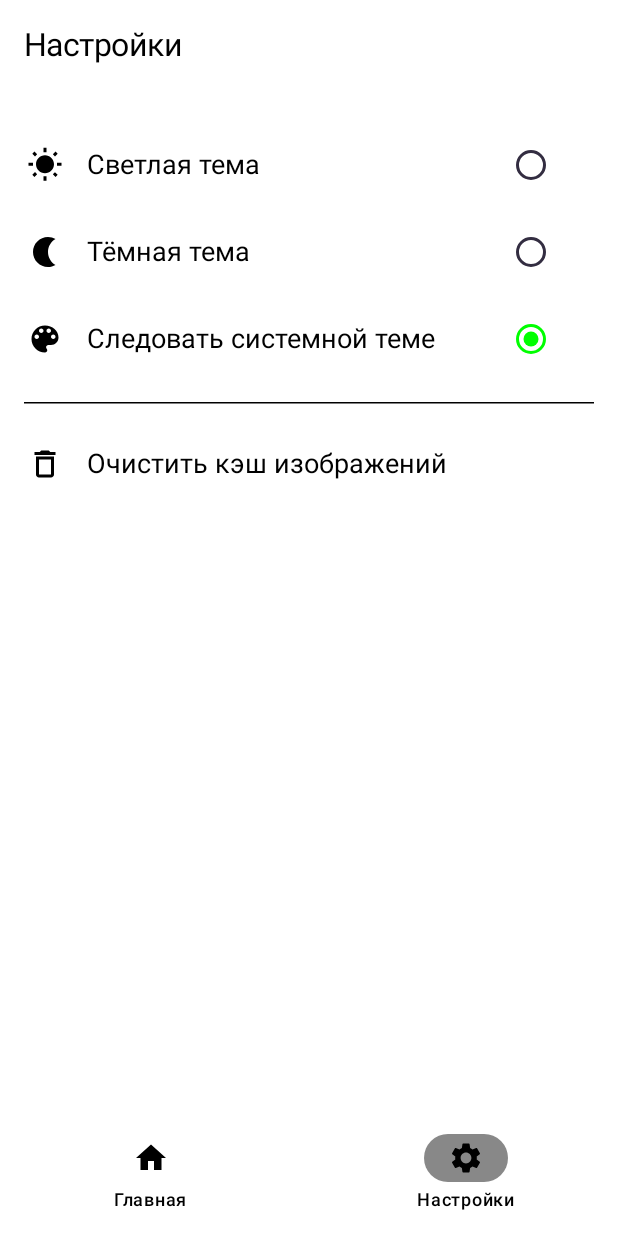
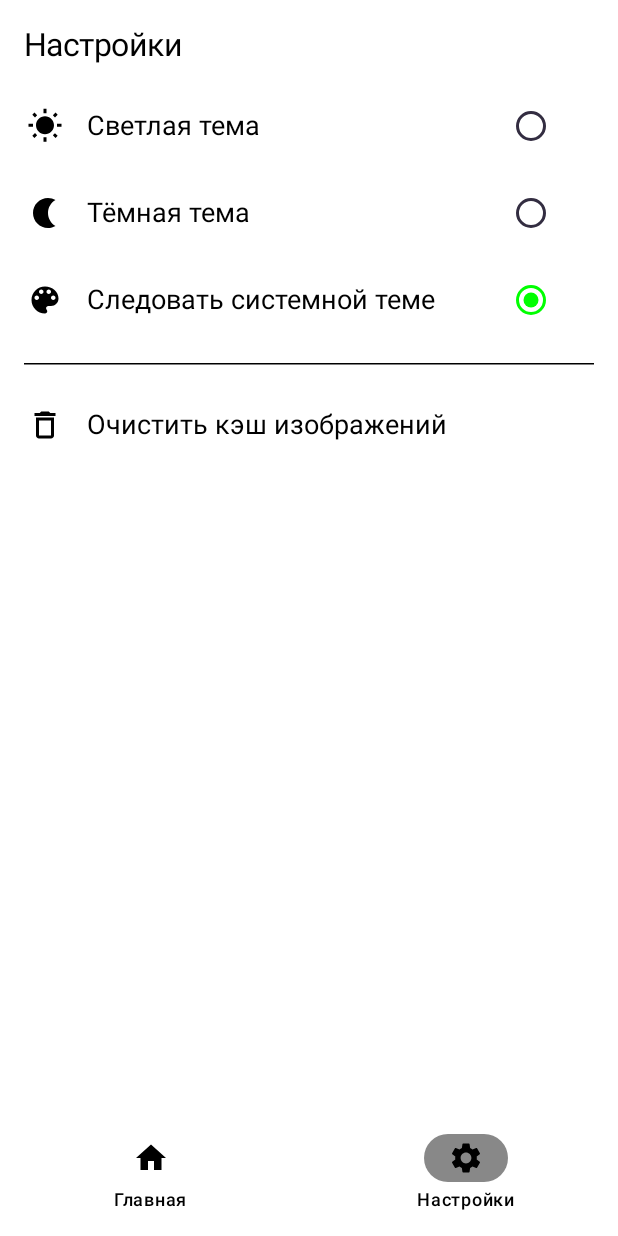
Before and after one commit to zhek1chan/GridPics, an Android app built with Jetpack Compose: the settings_screen screen opened through its navigation route, on a phone screen of 412 x 824 dp. Run offline under Robolectric (Android 15) with nearby library versions, the phone set to English and light mode, and no system bars; pictures from the network do not load.

Commit message:
+ topBar fix

```diff
--- a/app/src/main/java/com/example/gridpics/ui/settings/SettingsScreen.kt
+++ b/app/src/main/java/com/example/gridpics/ui/settings/SettingsScreen.kt
@@ -10,13 +10,12 @@ import androidx.compose.foundation.layout.ExperimentalLayoutApi
 import androidx.compose.foundation.layout.Row
 import androidx.compose.foundation.layout.Spacer
 import androidx.compose.foundation.layout.WindowInsets
-import androidx.compose.foundation.layout.consumeWindowInsets
 import androidx.compose.foundation.layout.displayCutout
 import androidx.compose.foundation.layout.fillMaxSize
 import androidx.compose.foundation.layout.fillMaxWidth
 import androidx.compose.foundation.layout.height
 import androidx.compose.foundation.layout.padding
-import androidx.compose.foundation.layout.statusBarsIgnoringVisibility
+import androidx.compose.foundation.layout.systemBarsIgnoringVisibility
 import androidx.compose.foundation.layout.union
 import androidx.compose.foundation.layout.windowInsetsPadding
 import androidx.compose.foundation.rememberScrollState
@@ -79,11 +78,11 @@ fun SettingsScreen(
 	}
 	val windowInsets = if(isScreenInPortraitState.value.isPortraitOrientation)
 	{
-		WindowInsets.statusBarsIgnoringVisibility
+		WindowInsets.systemBarsIgnoringVisibility
 	}
 	else
 	{
-		WindowInsets.displayCutout.union(WindowInsets.statusBarsIgnoringVisibility)
+		WindowInsets.displayCutout.union(WindowInsets.systemBarsIgnoringVisibility)
 	}
 	Scaffold(
 		contentWindowInsets = windowInsets,
@@ -106,10 +105,10 @@ fun SettingsScreen(
 			}
 		},
 		content = { padding ->
+			Log.d("nothing", "$padding")
 			Column(
 				modifier = Modifier
-					.padding(padding)
-					.consumeWindowInsets(padding)
+					.windowInsetsPadding(windowInsets)
 					.verticalScroll(rememberScrollState())
 					.fillMaxSize()
 			) {
@@ -145,7 +144,7 @@ fun SettingsCompose(
 		Column(
 			modifier = Modifier
 				.fillMaxSize()
-				.padding(16.dp)
+				.padding(16.dp, 50.dp, 16.dp, 16.dp)
 		) {
 			// Theme options
 			listOfThemeOptions.forEach { text ->
```
